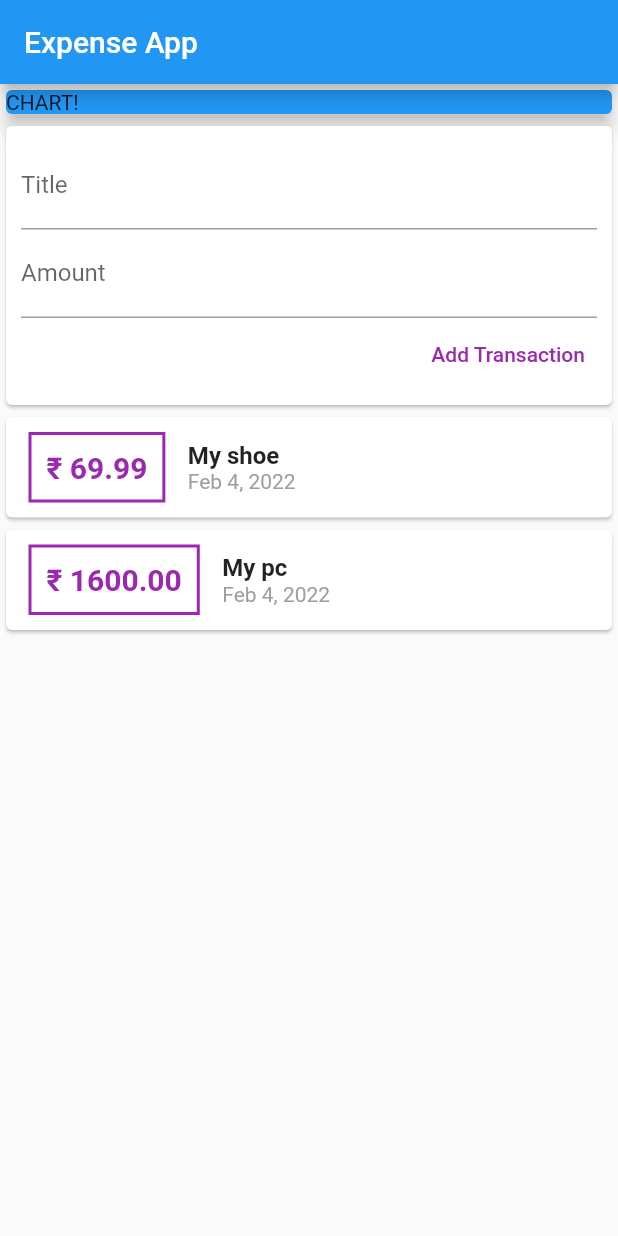
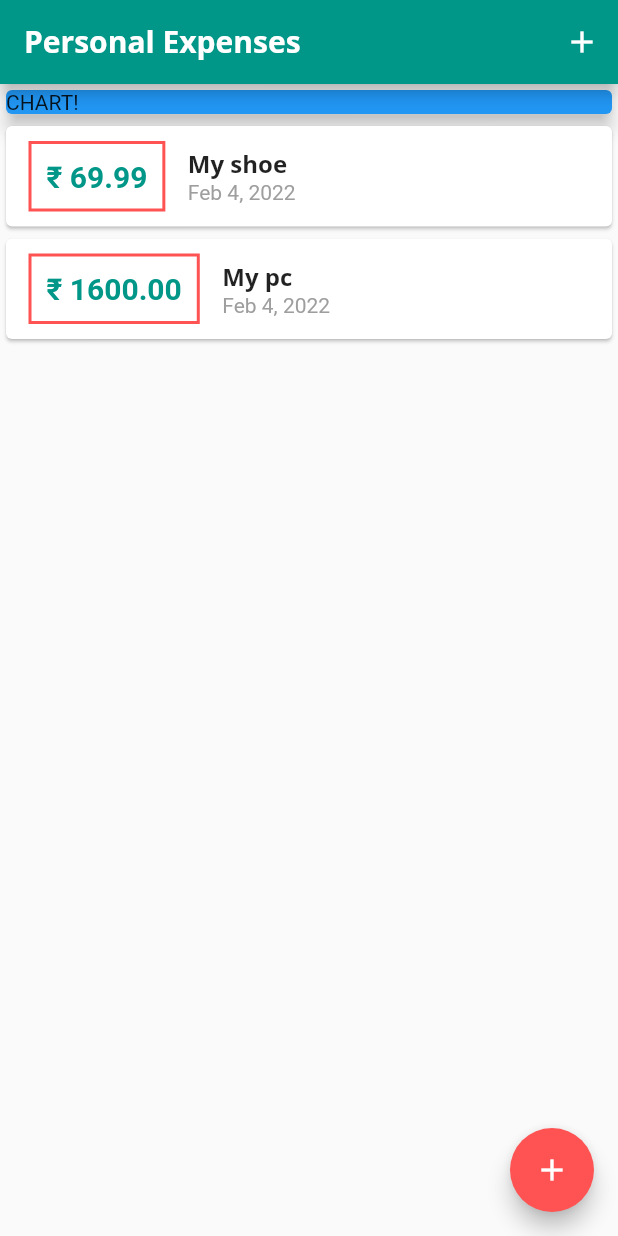
Before and after one commit to Debadrita438/flutter-expense-app, a Flutter app: the screen it shows after launch, on a phone screen of 412 x 824 dp. Run offline on Flutter 3.47's test engine with Material 2 defaults, Android fonts, the phone set to English and light mode, and no system bars.

Commit message:
added custom font

```diff
--- a/lib/main.dart
+++ b/lib/main.dart
@@ -1,28 +1,102 @@
+import 'package:expense_app/widgets/transaction_list.dart';
 import 'package:flutter/material.dart';
 
-import './widgets/user_transactions.dart';
+import './widgets/new_transaction.dart';
+import './widgets/transaction_list.dart';
+import './models/transaction.dart';
 
-void main() => runApp(MyApp());
+void main() => runApp(const MyApp());
 
 class MyApp extends StatelessWidget {
   const MyApp({Key? key}) : super(key: key);
   @override
   Widget build(BuildContext context) {
     return MaterialApp(
-      title: 'Flutter Demo',
-      home: ExpenseApp(),
+      title: 'Personal Expenses',
+      theme: ThemeData(
+        colorScheme: ColorScheme.fromSwatch().copyWith(
+          primary: Colors.teal,
+          secondary: Colors.redAccent,
+        ),
+        fontFamily: 'Quicksand',
+        textTheme: ThemeData.light().textTheme.copyWith(
+              headline6: const TextStyle(
+                fontFamily: 'OpenSans',
+                fontWeight: FontWeight.bold,
+                fontSize: 16,
+              ),
+            ),
+        appBarTheme: const AppBarTheme(
+          titleTextStyle: TextStyle(
+            fontFamily: 'OpenSans',
+            fontSize: 20,
+            fontWeight: FontWeight.bold,
+          ),
+        ),
+      ),
+      home: const ExpenseApp(),
     );
   }
 }
 
-class ExpenseApp extends StatelessWidget {
+class ExpenseApp extends StatefulWidget {
   const ExpenseApp({Key? key}) : super(key: key);
+
+  @override
+  State<ExpenseApp> createState() => _ExpenseAppState();
+}
+
+class _ExpenseAppState extends State<ExpenseApp> {
+  final List<Transaction> _userTransactions = [
+    Transaction(
+      id: 't1',
+      title: 'My shoe',
+      amount: 69.99,
+      date: DateTime.now(),
+    ),
+    Transaction(
+      id: 't2',
+      title: 'My pc',
+      amount: 1600.00,
+      date: DateTime.now(),
+    ),
+  ];
+
+  void _addNewTransaction(String txTitle, double txAmount) {
+    final newTx = Transaction(
+      id: DateTime.now().toString(),
+      title: txTitle,
+      amount: txAmount,
+      date: DateTime.now(),
+    );
+
+    setState(() {
+      _userTransactions.add(newTx);
+    });
+  }
+
+  void _addNewTransactionHandler(BuildContext ctx) {
+    showModalBottomSheet(
+      context: ctx,
+      builder: (_) {
+        return NewTransaction(addNewTransaction: _addNewTransaction);
+      },
+    );
+  }
 
   @override
   Widget build(BuildContext context) {
     return Scaffold(
       appBar: AppBar(
-        title: Text('Expense App'),
+        title: const Text(
+          'Personal Expenses',
+        ),
+        actions: [
+          IconButton(
+            onPressed: () => _addNewTransactionHandler(context),
+            icon: const Icon(Icons.add),
+          )
+        ],
       ),
       body: SingleChildScrollView(
         child: Column(
@@ -30,15 +104,19 @@ class ExpenseApp extends StatelessWidget {
           children: [
             Container(
               width: double.infinity,
-              child: Card(
+              child: const Card(
                 child: Text('CHART!'),
                 elevation: 5,
                 color: Colors.blue,
               ),
             ),
-            UserTransactions()
+            TransactionList(userTransactions: _userTransactions)
           ],
         ),
+      ),
+      floatingActionButton: FloatingActionButton(
+        child: const Icon(Icons.add),
+        onPressed: () => _addNewTransactionHandler(context),
       ),
     );
   }
--- a/lib/widgets/new_transaction.dart
+++ b/lib/widgets/new_transaction.dart
@@ -1,11 +1,19 @@
 import 'package:flutter/material.dart';
 
-class NewTransaction extends StatelessWidget {
-  final titleController = TextEditingController();
-  final amountController = TextEditingController();
+class NewTransaction extends StatefulWidget {
   final Function addNewTransaction;
 
-  NewTransaction({Key? key, required this.addNewTransaction}) : super(key: key);
+  const NewTransaction({Key? key, required this.addNewTransaction})
+      : super(key: key);
+
+  @override
+  State<NewTransaction> createState() => _NewTransactionState();
+}
+
+class _NewTransactionState extends State<NewTransaction> {
+  final titleController = TextEditingController();
+
+  final amountController = TextEditingController();
 
   void submitData() {
     final enteredTitle = titleController.text;
@@ -14,32 +22,35 @@ class NewTransaction extends StatelessWidget {
     if (enteredTitle.isEmpty || enteredAmount <= 0) {
       return;
     }
-    addNewTransaction(enteredTitle, enteredAmount);
+    widget.addNewTransaction(enteredTitle, enteredAmount);
+
+    Navigator.of(context).pop();
   }
 
   @override
   Widget build(BuildContext context) {
     return Card(
       child: Container(
-        padding: EdgeInsets.all(10),
+        padding: const EdgeInsets.all(10),
         child: Column(
           crossAxisAlignment: CrossAxisAlignment.end,
           children: [
             TextField(
-              decoration: InputDecoration(labelText: 'Title'),
+              decoration: const InputDecoration(labelText: 'Title'),
               controller: titleController,
               onSubmitted: (_) => submitData(),
             ),
             TextField(
-              decoration: InputDecoration(labelText: 'Amount'),
+              decoration: const InputDecoration(labelText: 'Amount'),
               controller: amountController,
               keyboardType: TextInputType.number,
               onSubmitted: (_) => submitData(),
             ),
             TextButton(
-              child: Text('Add Transaction'),
+              child: const Text('Add Transaction'),
               onPressed: submitData,
-              style: TextButton.styleFrom(primary: Colors.purple),
+              style: TextButton.styleFrom(
+                  primary: Theme.of(context).colorScheme.secondary),
             )
           ],
         ),
--- a/lib/widgets/transaction_list.dart
+++ b/lib/widgets/transaction_list.dart
@@ -20,13 +20,13 @@ class TransactionList extends StatelessWidget {
             child: Row(
               children: [
                 Container(
-                  margin: EdgeInsets.symmetric(
+                  margin: const EdgeInsets.symmetric(
                     vertical: 10,
                     horizontal: 15,
                   ),
                   decoration: BoxDecoration(
                       border: Border.all(
-                    color: Colors.purple,
+                    color: Theme.of(context).colorScheme.secondary,
                     width: 2,
                   )),
                   padding: EdgeInsets.all(10),
@@ -35,7 +35,7 @@ class TransactionList extends StatelessWidget {
                     style: TextStyle(
                       fontWeight: FontWeight.bold,
                       fontSize: 20,
-                      color: Colors.purple,
+                      color: Theme.of(context).colorScheme.primary,
                     ),
                   ),
                 ),
@@ -43,14 +43,11 @@ class TransactionList extends StatelessWidget {
                   children: [
                     Text(
                       userTransactions[index].title,
-                      style: TextStyle(
-                        fontWeight: FontWeight.bold,
-                        fontSize: 16,
-                      ),
+                      style: Theme.of(context).textTheme.headline6,
                     ),
                     Text(
                       DateFormat.yMMMd().format(userTransactions[index].date),
-                      style: TextStyle(color: Colors.grey),
+                      style: const TextStyle(color: Colors.grey),
                     ),
                   ],
                   crossAxisAlignment: CrossAxisAlignment.start,
--- a/lib/widgets/user_transactions.dart
+++ /dev/null
@@ -1,54 +0,0 @@
-import 'package:flutter/material.dart';
-
-import './new_transaction.dart';
-import './transaction_list.dart';
-import '../models/transaction.dart';
-
-class UserTransactions extends StatefulWidget {
-  const UserTransactions({Key? key}) : super(key: key);
-
-  @override
-  _UserTransactionsState createState() => _UserTransactionsState();
-}
-
-class _UserTransactionsState extends State<UserTransactions> {
-  final List<Transaction> _userTransactions = [
-    Transaction(
-      id: 't1',
-      title: 'My shoe',
-      amount: 69.99,
-      date: DateTime.now(),
-    ),
-    Transaction(
-      id: 't2',
-      title: 'My pc',
-      amount: 1600.00,
-      date: DateTime.now(),
-    ),
-  ];
-
-  void _addNewTransaction(String txTitle, double txAmount) {
-    final newTx = Transaction(
-      id: DateTime.now().toString(),
-      title: txTitle,
-      amount: txAmount,
-      date: DateTime.now(),
-    );
-
-    setState(() {
-      _userTransactions.add(newTx);
-    });
-  }
-
-  @override
-  Widget build(BuildContext context) {
-    return Column(
-      children: [
-        NewTransaction(addNewTransaction: _addNewTransaction),
-        TransactionList(
-          userTransactions: _userTransactions,
-        ),
-      ],
-    );
-  }
-}
```
Also changed, not shown: pubspec.yaml (+47 -48 lines), assets/fonts/OpenSans-Bold.ttf (added), assets/fonts/OpenSans-Regular.ttf (added), assets/fonts/Quicksand-Bold.ttf (added), assets/fonts/Quicksand-Light.ttf (added), assets/fonts/Quicksand-Medium.ttf (added), assets/fonts/Quicksand-Regular.ttf (added).
